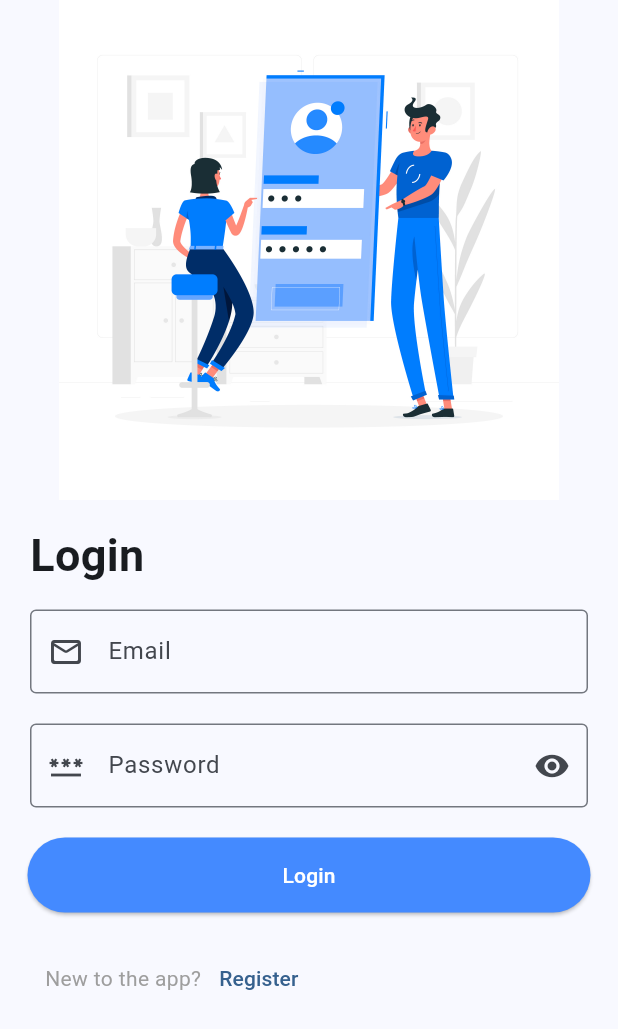
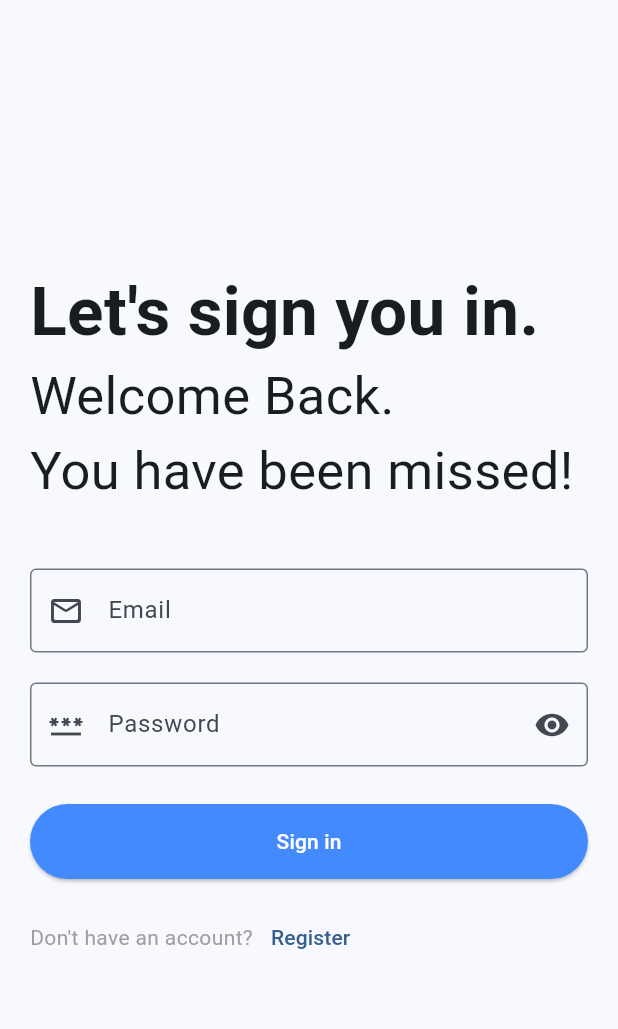
Before and after one commit to Andrew-A-A/login_flutter_example, a Flutter app: the screen it shows after launch, on a phone screen of 412 x 824 dp. Shown: the top 1029 px of the screen. Run offline on Flutter 3.47's test engine with Material 3 defaults, Android fonts, the phone set to English and light mode, and no system bars; our stand-ins replace firebase_auth, firebase_core, flutter_bloc; accounts and stored records are empty.

Commit message:
Modify UI

```diff
--- a/lib/login.dart
+++ b/lib/login.dart
@@ -18,26 +18,35 @@ class LoginApp extends StatelessWidget {
         builder: (BuildContext context,dynamic state){
           return  Scaffold(
             resizeToAvoidBottomInset: false,
-            body: Column(
+            body: Padding(
+              padding: const EdgeInsets.symmetric(horizontal: 20,vertical:20),
+              child: Column(
+                crossAxisAlignment: CrossAxisAlignment.start,
+                mainAxisAlignment: MainAxisAlignment.center,
                 children: [
-                Image.asset('assets/images/login.jpg',scale: 6,alignment: Alignment.topCenter,fit: BoxFit.contain ),
                   //First row contains word 'Login' only
-                const Row(
+                   const Column(
+                      crossAxisAlignment: CrossAxisAlignment.start,
+
                       children:[
-                      Padding(
-                        padding: EdgeInsets.only(left: 20,bottom: 15 , top: 15),
-                        child: Text("Login", style: TextStyle(fontWeight: FontWeight.bold,fontSize: 30,fontFamily: 'Roboto') ),
+                        Text("Let's sign you in.", style:
+                        TextStyle(fontWeight: FontWeight.bold,
+                            fontSize: 45,
+                            fontFamily: 'Roboto')
                         ),
+                        Text("Welcome Back.\nYou have been missed!",
+                            style: TextStyle(fontWeight: FontWeight.w400,
+                                fontSize: 35,
+                                fontFamily: 'Roboto') ),
                       ]),
+                  const SizedBox(height: 40),
 
                   Form(
                     key:loginFormKey,
                     child: Column(
                       children:[
                         //Email text box
-                      Padding(
-                        padding: const EdgeInsets.only(left: 20,right: 20),
-                        child: TextFormField(
+                        TextFormField(
                           autovalidateMode:(cubit.isLoggedIn)?AutovalidateMode.disabled:AutovalidateMode.onUserInteraction,
                           keyboardType: TextInputType.emailAddress,
                           controller: emailController,
@@ -49,12 +58,9 @@ class LoginApp extends StatelessWidget {
                           ),
                           validator: (value) =>Validator.validateEmail(email: value),
                         ),
-                      ),
                         const SizedBox(height: 20),
                         //Password text box
-                      Padding(
-                        padding:  const EdgeInsets.only(left: 20,right: 20,bottom: 20),
-                        child: TextFormField(
+                        TextFormField(
                           autovalidateMode:(cubit.isLoggedIn)?AutovalidateMode.disabled:AutovalidateMode.onUserInteraction,
                           keyboardType: TextInputType.visiblePassword,
                           controller: passwordController,
@@ -76,14 +82,49 @@ class LoginApp extends StatelessWidget {
                           ),
                           validator: (value)=> Validator.isPasswordValid(password: value),
                         ),
-                      ),
                       ],
                     ),
                   ),
 
+                  const SizedBox(height: 25),
                   //Login button
-                ElevatedButton(
+                  SizedBox(
+                    width: double.infinity, // This ensures the button fills the available width
+                    height: 50,
+                    child: ElevatedButton(
                       onPressed: () {
+                        onLoginButtonPress(loginFormKey, context, cubit);
+                      },
+                      style: TextButton.styleFrom(
+                        foregroundColor: Colors.white,
+                        backgroundColor: Colors.blueAccent,
+                        disabledBackgroundColor: Colors.grey,
+                      ),
+                      child: const Text("Sign in"),
+                    ),
+                  ),
+                  const SizedBox(height: 15),
+
+                  //Last row contains signup text and button
+                  Row(
+                      children:[
+                        const Text("Don't have an account?", style: TextStyle(fontFamily: 'Roboto',color: Colors.grey)),
+                        TextButton(onPressed: (){
+                        //  Navigator.of(context).push(MaterialPageRoute(builder: (BuildContext context)=> Signup()));
+                          //cubit.loginSucceeded();
+                        }, child: const Text("Register"))
+                      ]
+                  )
+                ],
+              ),
+            ),
+          );
+        }
+    );
+
+  }
+
+  void onLoginButtonPress(GlobalKey<FormState> loginFormKey, BuildContext context, AppCubit cubit) {
     if ( loginFormKey.currentState!.validate()) {
       FirebaseAuthentication.signInUsingEmailPassword(
         email: emailController.text,
@@ -101,38 +142,5 @@ class LoginApp extends StatelessWidget {
         }
       });
     }
-                      else {
-                        null;
-                      }
-                    },
-                    style: TextButton.styleFrom(
-                        foregroundColor: Colors.white,
-                        backgroundColor: Colors.blueAccent,
-                        padding: const EdgeInsets.symmetric(horizontal:170,vertical: 15),
-                        disabledBackgroundColor: Colors.grey
-                    ),
-                    child: const Text("Login")
-                ),
-                const SizedBox(height: 20),
-
-                //Last row contains signup text and button
-                Row(
-                    children:[
-                      const Padding(
-                        padding: EdgeInsets.only(left: 30 ),
-                        child: Text("New to the app?", style: TextStyle(fontFamily: 'Roboto',color: Colors.grey)),
-                      ),
-                      TextButton(onPressed: (){
-                      //  Navigator.of(context).push(MaterialPageRoute(builder: (BuildContext context)=> Signup()));
-                        //cubit.loginSucceeded();
-                      }, child: const Text("Register"))
-                    ]
-                )
-              ],
-            ),
-          );
-        }
-    );
-
   }
 }
```
Lines whose indentation alone changed are shown as unchanged.
